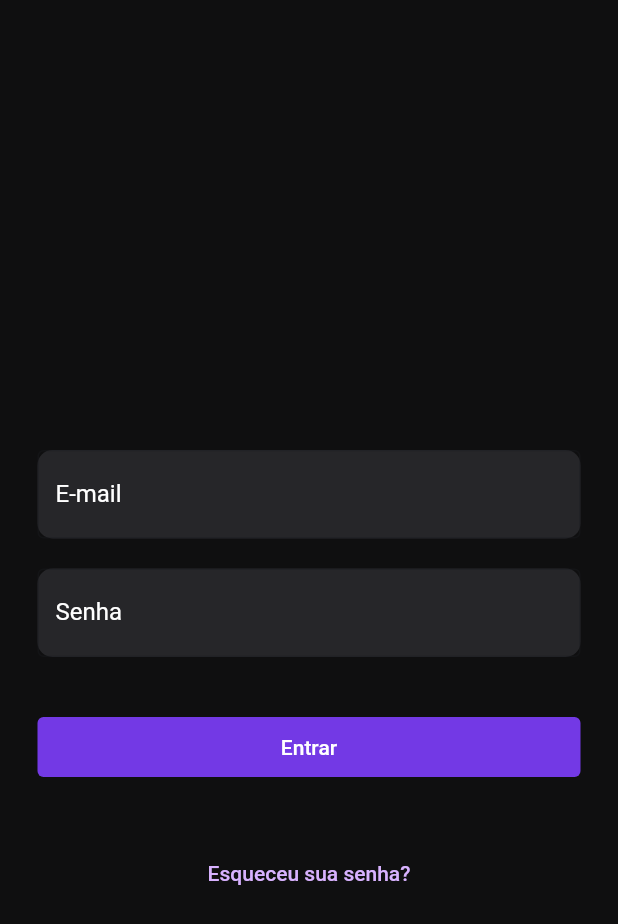
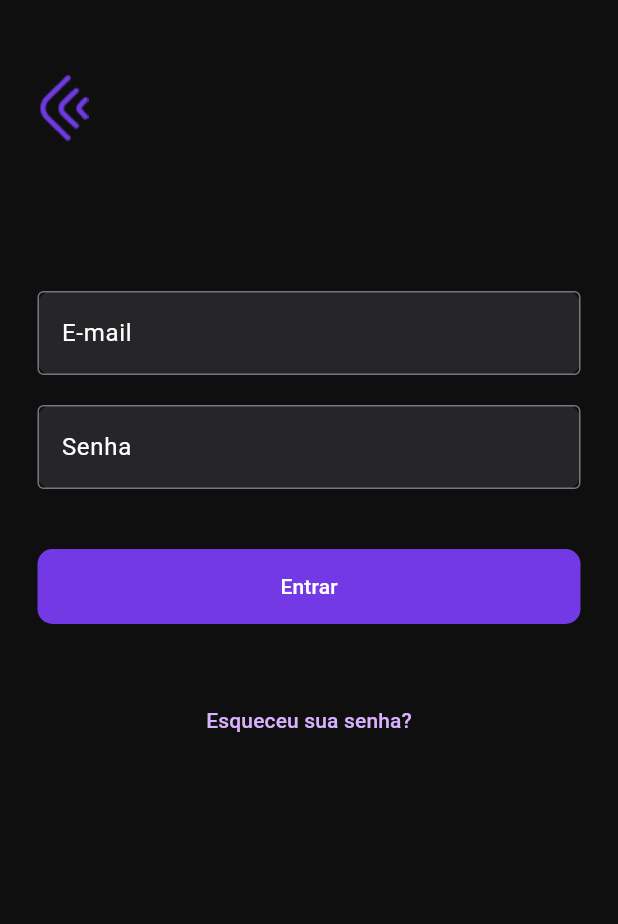
Before and after one commit to Rodrigo322/general-mobile, a Flutter app: the screen it shows after launch, on a phone screen of 412 x 824 dp. Shown: the top 924 px of the screen. Run offline on Flutter 3.47's test engine with Material 2 defaults, Android fonts, the phone set to English and light mode, and no system bars; our stand-ins replace flutter_modular.

Commit message:
logo image

```diff
--- a/lib/app_widget.dart
+++ b/lib/app_widget.dart
@@ -11,6 +11,7 @@ class AppWidget extends StatelessWidget {
     return MaterialApp.router(
       title: 'General Question',
       theme: ThemeData(
+        useMaterial3: true,
         colorScheme: ColorScheme.fromSeed(seedColor: AppColors.primary),
       ),
       routeInformationParser: Modular.routeInformationParser,
--- a/lib/modules/login/login_module.dart
+++ b/lib/modules/login/login_module.dart
@@ -9,7 +9,6 @@ class LoginModule extends Module {
   @override
   List<ModularRoute> get routes => [
         ChildRoute('/', child: (context, args) => const LoginPage()),
-
         //inicia o modulo de login
         ModuleRoute('/home/', module: HomeModule())
       ];
--- a/lib/modules/login/screens/login_page.dart
+++ b/lib/modules/login/screens/login_page.dart
@@ -15,10 +15,14 @@ class _LoginPageState extends State<LoginPage> {
     return Scaffold(
       backgroundColor: AppColors.primary,
       body: Padding(
-        padding: const EdgeInsets.only(top: 300, left: 25, right: 25),
+        padding: const EdgeInsets.only(top: 50, left: 25, right: 25),
         child: Column(
           crossAxisAlignment: CrossAxisAlignment.start,
           children: [
+            const Image(image: AssetImage('assets/images/logo.png')),
+            const SizedBox(
+              height: 100,
+            ),
             Container(
               decoration: BoxDecoration(
                 color: const Color(0xFF262629),
--- a/lib/modules/login/widgets/button_widget.dart
+++ b/lib/modules/login/widgets/button_widget.dart
@@ -11,10 +11,16 @@ class ButtonWidget extends StatelessWidget {
   Widget build(BuildContext context) {
     return SizedBox(
       width: 400,
-      height: 40,
+      height: 50,
       child: TextButton(
-        style: const ButtonStyle(
-          backgroundColor: MaterialStatePropertyAll<Color>(AppColors.secondary),
+        style: ButtonStyle(
+          backgroundColor:
+              const MaterialStatePropertyAll<Color>(AppColors.secondary),
+          shape: MaterialStateProperty.all<RoundedRectangleBorder>(
+            RoundedRectangleBorder(
+              borderRadius: BorderRadius.circular(10), // Define o raio da borda
+            ),
+          ),
         ),
         onPressed: onPressed,
         child: Text(
--- a/pubspec.yaml
+++ b/pubspec.yaml
@@ -1,10 +1,10 @@
 name: general_mobile
 description: A new Flutter project.
-publish_to: 'none'
+publish_to: "none"
 version: 0.1.0
 
 environment:
-  sdk: '>=2.19.4 <3.0.0'
+  sdk: ">=2.19.4 <3.0.0"
 
 dependencies:
   flutter:
@@ -18,3 +18,5 @@ dev_dependencies:
 
 flutter:
   uses-material-design: true
+  assets:
+    - assets/images/
```
Also changed, not shown: assets/images/logo.png (added).
